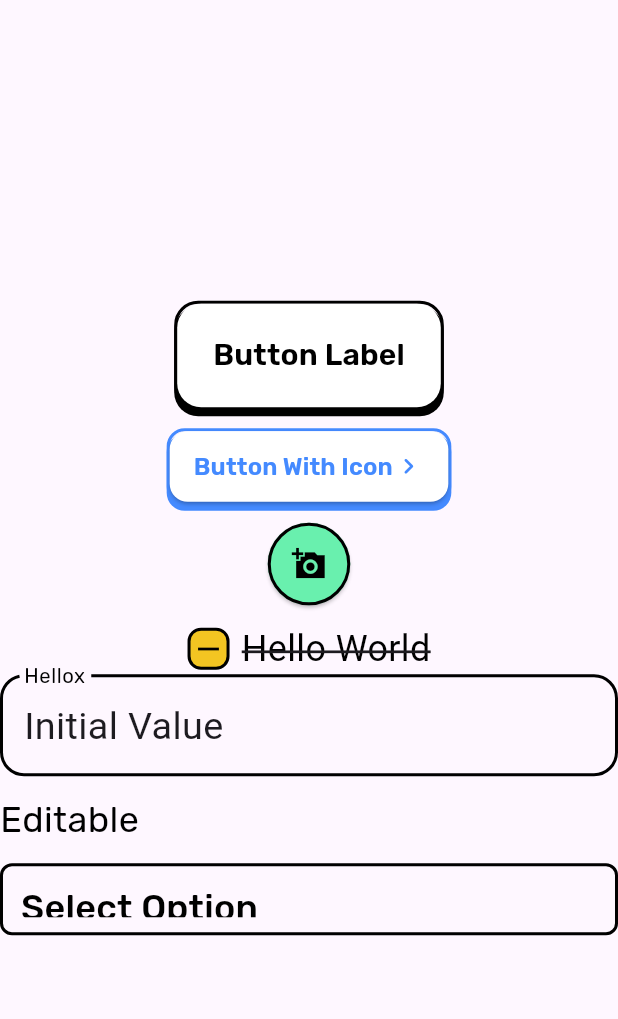
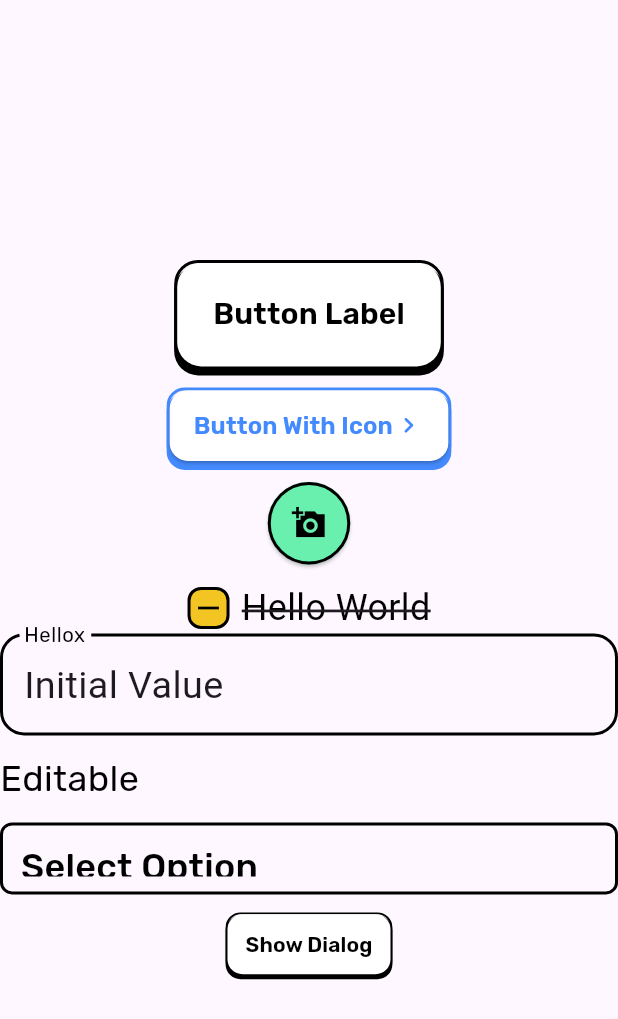
Before and after one commit to jnthn223/paper-ui, a Flutter app: the screen it shows after launch, on a phone screen of 412 x 824 dp. Shown: the top 1019 px of the screen. Run offline on Flutter 3.47's test engine with Material 3 defaults, Android fonts, the phone set to English and light mode, and no system bars; our stand-ins replace google_fonts.

Commit message:
alert widget started

```diff
--- a/paper_ui/lib/paper_ui.dart
+++ b/paper_ui/lib/paper_ui.dart
@@ -5,4 +5,5 @@ export "components/forms/checkbox.dart";
 export "components/forms/input.dart";
 export "components/forms/editable.dart";
 export 'components/forms/select.dart';
+export 'components/feedback/alert.dart';
 export 'constants/sizes.dart';
--- /dev/null
+++ b/paper_ui_demo/lib/components/alert_demo.dart
@@ -0,0 +1,26 @@
+import 'package:flutter/material.dart';
+import 'package:paper_ui/paper_ui.dart';
+
+class AlertDemo extends StatefulWidget {
+  const AlertDemo({super.key});
+
+  @override
+  State<AlertDemo> createState() => _AlertDemoState();
+}
+
+class _AlertDemoState extends State<AlertDemo> {
+  Future<void> _showMyDialog() async {
+    return showDialog<void>(
+      context: context,
+      barrierDismissible: true, // user must tap button!
+      builder: (BuildContext context) {
+        return Alert();
+      },
+    );
+  }
+
+  @override
+  Widget build(BuildContext context) {
+    return Button(onPressed: () => _showMyDialog(), text: "Show Dialog");
+  }
+}
--- a/paper_ui_demo/lib/main.dart
+++ b/paper_ui_demo/lib/main.dart
@@ -1,6 +1,7 @@
 import 'package:flutter/material.dart';
 import 'package:paper_ui/paper_ui.dart' as paper;
 import 'package:paper_ui/constants/sizes.dart';
+import 'package:paper_ui_demo/components/alert_demo.dart';
 import 'package:paper_ui_demo/components/select_demo.dart';
 
 void main() {
@@ -60,6 +61,8 @@ class MainApp extends StatelessWidget {
             ),
             const SizedBox(height: 12),
             const SelectDemo(),
+            const SizedBox(height: 12),
+            const AlertDemo()
           ]),
         ),
       ),
```
Also changed, not shown: paper_ui/lib/components/feedback/alert.dart (added, +14 -0 lines).
